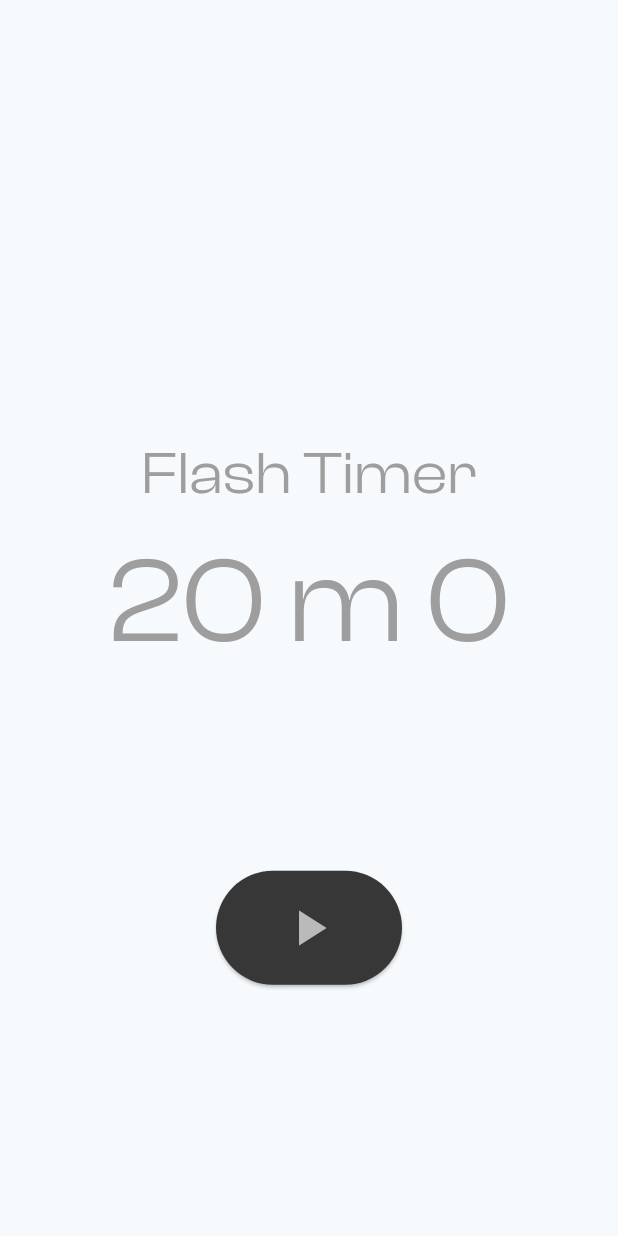
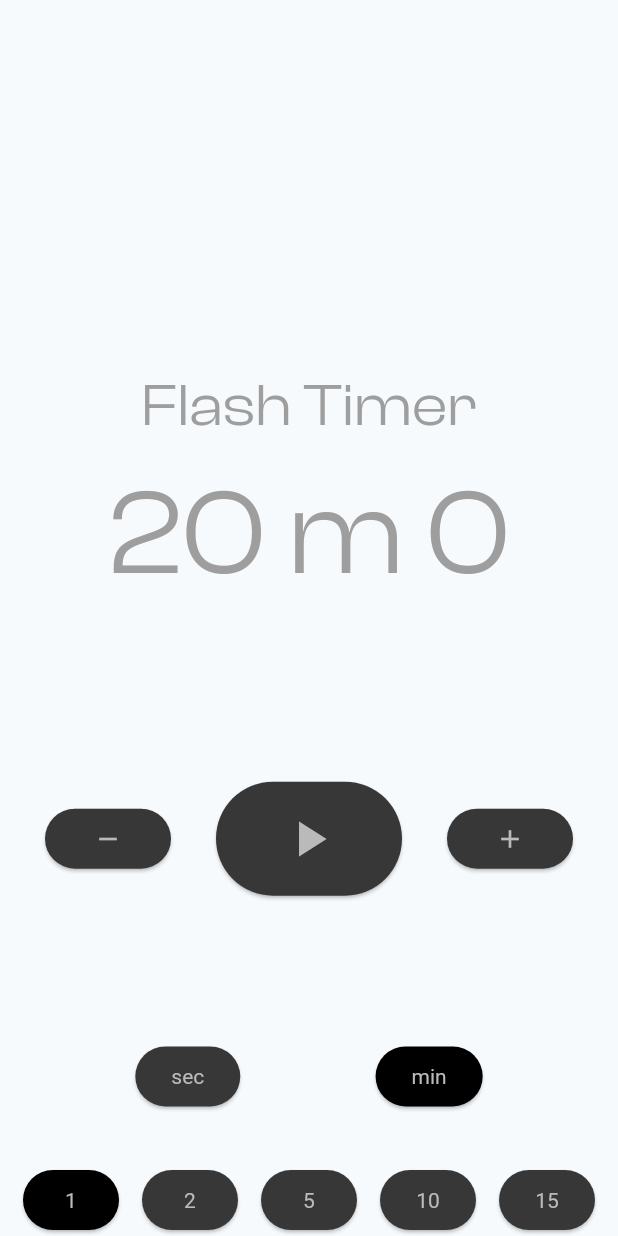
Before and after one commit to Benoit-PASCAL/flutter_flash_timer, a Flutter app: the screen it shows after launch, on a phone screen of 412 x 824 dp. Run offline on Flutter 3.47's test engine with Material 3 defaults, Android fonts, the phone set to English and light mode, and no system bars; our stand-ins replace wakelock.

Commit message:
feat: add buttons to set timer

```diff
--- a/lib/main.dart
+++ b/lib/main.dart
@@ -1,6 +1,8 @@
 import 'dart:async';
 import 'dart:math';
+import 'package:flutter/cupertino.dart';
 import 'package:flutter/material.dart';
+import 'package:flutter/widgets.dart';
 import 'package:wakelock/wakelock.dart';
 
 // my phone screen : 922 x 414
@@ -25,6 +27,7 @@ class MyApp extends StatelessWidget {
             foregroundColor: MaterialStateProperty.all<Color>(const Color.fromRGBO(186, 186, 186, 1)),
             textStyle: MaterialStateProperty.all<TextStyle>(
               const TextStyle(
+                color: Colors.grey
                 // fontFamily: 'inherit',
               )
             )
@@ -53,8 +56,10 @@ class MyHomePage extends StatefulWidget {
 class _MyHomePageState extends State<MyHomePage> {
   double bg_opacity = 0.0;
   bool increaseOpacity = true;
-  static const maxTime = 60 * 20;
-  int second = maxTime;
+  int maxTime = 60 * 20;
+  int second = 0;
+  int base = 1;
+  bool modifySec = false;
   bool isStarted = false;
   bool isRunning = false;
   bool isFinished = false;
@@ -63,10 +68,29 @@ class _MyHomePageState extends State<MyHomePage> {
   IconData icon = Icons.play_arrow;
   DateTime? end;
 
+  ScrollController minController = ScrollController();
+
   @override
   void initState() {
     Wakelock.enable();
     super.initState();
+
+    second = maxTime;
+    minController.addListener(_scrollDown);
+  }
+
+  void _scrollDown() {
+    // if(minController.position.) {
+    //   increaseTime();
+    // }
+  }
+
+  @override
+  void dispose() {
+    // TODO: implement dispose
+    Wakelock.disable();
+    minController.removeListener(_scrollDown);
+    super.dispose();
   }
 
   void handlerButtonPressed() {
@@ -161,6 +185,38 @@ class _MyHomePageState extends State<MyHomePage> {
     flashTimer?.cancel();
   }
 
+  void setBase(base) {
+    setState(() {
+      this.base = base;
+    });
+  }
+
+  void setModifySec(modifySec) {
+    setState(() {
+      this.modifySec = modifySec;
+    });
+  }
+
+  void decreaseTime() {
+    print('decreased');
+    if(!isRunning) {
+      setState(() {
+        maxTime = max(maxTime - (base * (modifySec ? 1 : 60)), 0);
+        second = max(second - (base * (modifySec ? 1 : 60)), 0);
+      });
+    }
+  }
+
+  void increaseTime() {
+    print('increased');
+    if(!isRunning) {
+      setState(() {
+        maxTime = maxTime + (base * (modifySec ? 1 : 60));
+        second = second + (base * (modifySec ? 1 : 60));
+      });
+    }
+  }
+
   @override
   Widget build(BuildContext context) {
     return Scaffold(
@@ -174,13 +230,17 @@ class _MyHomePageState extends State<MyHomePage> {
                 color: Colors.white.withOpacity(bg_opacity),
               ),
             ),
+            Column(
+              mainAxisAlignment: MainAxisAlignment.spaceBetween,
+              children: [
                 Container(
+                  height: MediaQuery.of(context).size.height * 0.8,
                   alignment: Alignment.center,
                   child: Column(
                     mainAxisAlignment: MainAxisAlignment.center,
                     children: [
                       const Padding(
-                    padding: EdgeInsets.only(top: 120.0),
+                        padding: EdgeInsets.only(top: 180.0),
                         child: Text(
                           'Flash Timer',
                           style: TextStyle(
@@ -189,11 +249,14 @@ class _MyHomePageState extends State<MyHomePage> {
                           ),
                         ),
                       ),
-                  Text(
+                      Container(
+                        height: 100,
+                        child: Text(
                           '${(second/60).truncate()} m ${(second%60).round()}',
                           style: const TextStyle(
                             fontSize: 80,
                             color: Colors.grey,
+                          ),
                         ),
                       ),
                       Text(
@@ -205,7 +268,20 @@ class _MyHomePageState extends State<MyHomePage> {
                       ),
                       Padding(
                         padding: const EdgeInsets.only(top: 100.0),
-                    child: ElevatedButton(
+                        child: Row(
+                          mainAxisAlignment: MainAxisAlignment.spaceEvenly,
+                          children: [
+                            ElevatedButton(
+                              onPressed: () {
+                                decreaseTime();
+                              },
+                              child: const Padding(
+                                padding: EdgeInsets.all(8.0),
+                                child: Icon(Icons.remove,
+                                    size: 20),
+                              ),
+                            ),
+                            ElevatedButton(
                               onPressed: () {
                                 handlerButtonPressed();
                               },
@@ -215,9 +291,89 @@ class _MyHomePageState extends State<MyHomePage> {
                                   size: 40),
                               ),
                             ),
+                            ElevatedButton(
+                              onPressed: () {
+                                increaseTime();
+                              },
+                              child: const Padding(
+                                padding: EdgeInsets.all(8.0),
+                                child: Icon(Icons.add,
+                                    size: 20),
+                              ),
+                            ),
+                          ],
+                        ),
                       ),
                     ],
                   )
+                ),
+                Row(
+                  mainAxisAlignment: MainAxisAlignment.spaceEvenly,
+                  children: [
+                    ElevatedButton(
+                      onPressed: () => {
+                        setModifySec(true)
+                      },
+                      style: ButtonStyle(
+                        backgroundColor: MaterialStateProperty.all<Color>(modifySec ? Colors.black : Color.fromRGBO(55, 55, 55, 1)),
+                      ),
+                      child: Text('sec')),
+                    ElevatedButton(
+                      onPressed: () => {
+                        setModifySec(false)
+                      },
+                      style: ButtonStyle(
+                        backgroundColor: MaterialStateProperty.all<Color>(!modifySec ? Colors.black : Color.fromRGBO(55, 55, 55, 1)),
+                      ),
+                      child: Text('min')),
+                  ],
+                ),
+                Row(
+                  mainAxisAlignment: MainAxisAlignment.spaceEvenly,
+                  children: [
+                    ElevatedButton(
+                      onPressed: () => {
+                        setBase(1)
+                      },
+                      style: ButtonStyle(
+                        backgroundColor: MaterialStateProperty.all<Color>(base == 1 ? Colors.black : Color.fromRGBO(55, 55, 55, 1)),
+                      ),
+                      child: Text('1')),
+                    ElevatedButton(
+                      onPressed: () => {
+                        setBase(2)
+                      },
+                      style: ButtonStyle(
+                        backgroundColor: MaterialStateProperty.all<Color>(base == 2 ? Colors.black : Color.fromRGBO(55, 55, 55, 1)),
+                      ),
+                      child: Text('2')),
+                    ElevatedButton(
+                      onPressed: () => {
+                        setBase(5)
+                      },
+                      style: ButtonStyle(
+                        backgroundColor: MaterialStateProperty.all<Color>(base == 5 ? Colors.black : Color.fromRGBO(55, 55, 55, 1)),
+                      ),
+                      child: Text('5')),
+                    ElevatedButton(
+                      onPressed: () => {
+                        setBase(10)
+                      },
+                      style: ButtonStyle(
+                        backgroundColor: MaterialStateProperty.all<Color>(base == 10 ? Colors.black : Color.fromRGBO(55, 55, 55, 1)),
+                      ),
+                      child: Text('10')),
+                    ElevatedButton(
+                      onPressed: () => {
+                        setBase(15)
+                      },
+                      style: ButtonStyle(
+                        backgroundColor: MaterialStateProperty.all<Color>(base == 15 ? Colors.black : Color.fromRGBO(55, 55, 55, 1)),
+                      ),
+                      child: Text('15')),
+                  ],
+                )
+              ],
             )
           ],
         ),
```
Lines whose indentation alone changed are shown as unchanged.
